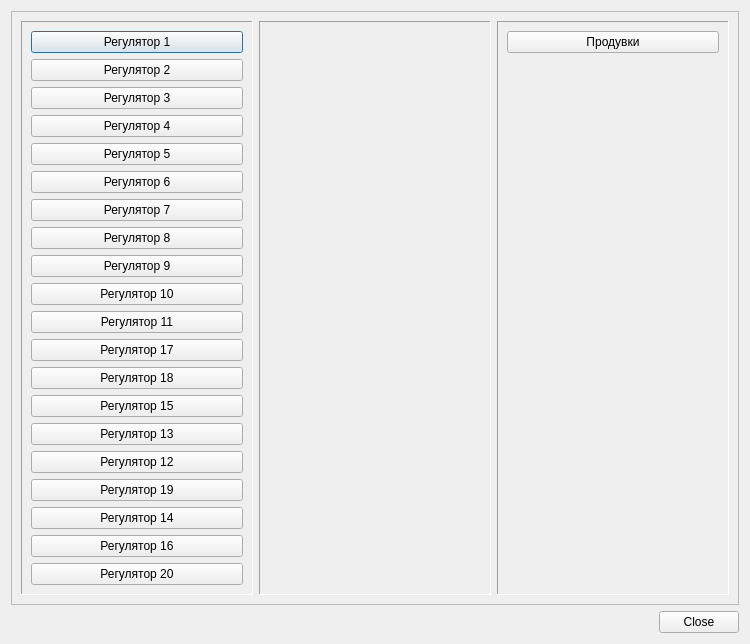
Above: satur/scada/history.ui from vanessaorgua/talne before the change. Below: the same form after it.
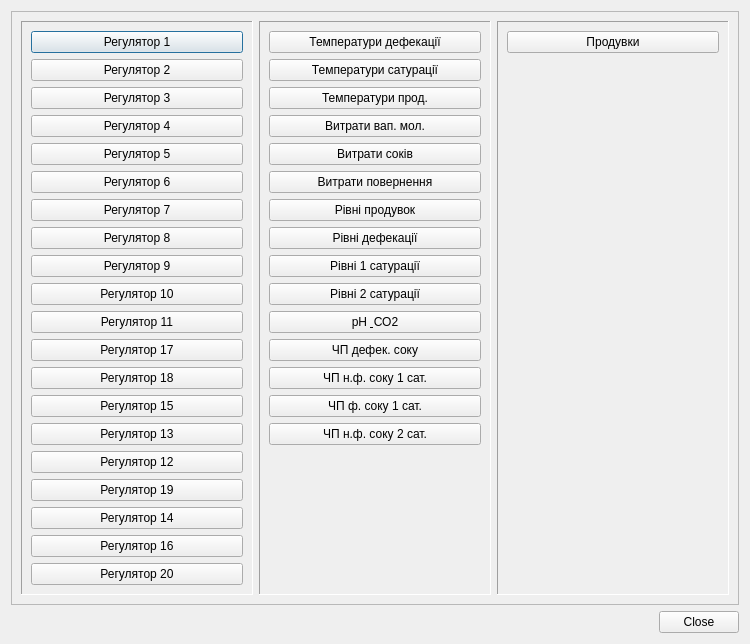
That is the form after the change.

Patch:
```diff
--- a/satur/scada/history.ui
+++ b/satur/scada/history.ui
@@ -7,7 +7,7 @@
     <x>0</x>
     <y>0</y>
     <width>750</width>
-    <height>599</height>
+    <height>620</height>
    </rect>
   </property>
   <property name="windowTitle">
@@ -197,6 +197,111 @@
          <enum>QFrame::Sunken</enum>
         </property>
         <layout class="QVBoxLayout" name="verticalLayout_2">
+         <item>
+          <widget class="QPushButton" name="term1">
+           <property name="text">
+            <string>Температури дефекації</string>
+           </property>
+          </widget>
+         </item>
+         <item>
+          <widget class="QPushButton" name="term2">
+           <property name="text">
+            <string>Температури сатурації</string>
+           </property>
+          </widget>
+         </item>
+         <item>
+          <widget class="QPushButton" name="termpr">
+           <property name="text">
+            <string>Температури прод.</string>
+           </property>
+          </widget>
+         </item>
+         <item>
+          <widget class="QPushButton" name="flowvm">
+           <property name="text">
+            <string>Витрати вап. мол.</string>
+           </property>
+          </widget>
+         </item>
+         <item>
+          <widget class="QPushButton" name="flowj">
+           <property name="text">
+            <string>Витрати соків</string>
+           </property>
+          </widget>
+         </item>
+         <item>
+          <widget class="QPushButton" name="flowr">
+           <property name="text">
+            <string>Витрати повернення</string>
+           </property>
+          </widget>
+         </item>
+         <item>
+          <widget class="QPushButton" name="levelpr">
+           <property name="text">
+            <string>Рівні продувок</string>
+           </property>
+          </widget>
+         </item>
+         <item>
+          <widget class="QPushButton" name="leveldef">
+           <property name="text">
+            <string>Рівні дефекації</string>
+           </property>
+          </widget>
+         </item>
+         <item>
+          <widget class="QPushButton" name="level1sat">
+           <property name="text">
+            <string>Рівні 1 сатурації</string>
+           </property>
+          </widget>
+         </item>
+         <item>
+          <widget class="QPushButton" name="level2sat">
+           <property name="text">
+            <string>Рівні 2 сатурації</string>
+           </property>
+          </widget>
+         </item>
+         <item>
+          <widget class="QPushButton" name="phco2">
+           <property name="text">
+            <string>рН &amp; СО2</string>
+           </property>
+          </widget>
+         </item>
+         <item>
+          <widget class="QPushButton" name="drvds">
+           <property name="text">
+            <string>ЧП дефек. соку</string>
+           </property>
+          </widget>
+         </item>
+         <item>
+          <widget class="QPushButton" name="drv1sat">
+           <property name="text">
+            <string>ЧП н.ф. соку 1 сат.</string>
+           </property>
+          </widget>
+         </item>
+         <item>
+          <widget class="QPushButton" name="drv1f">
+           <property name="text">
+            <string>ЧП ф. соку 1 сат.</string>
+           </property>
+          </widget>
+         </item>
+         <item>
+          <widget class="QPushButton" name="drv2sat">
+           <property name="text">
+            <string>ЧП н.ф. соку 2 сат.</string>
+           </property>
+          </widget>
+         </item>
          <item>
           <spacer name="verticalSpacer_2">
            <property name="orientation">
```
